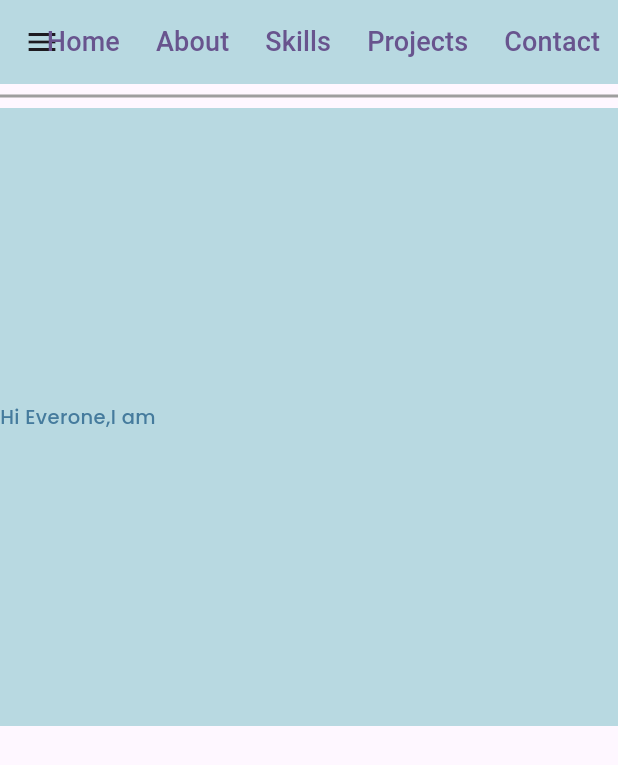
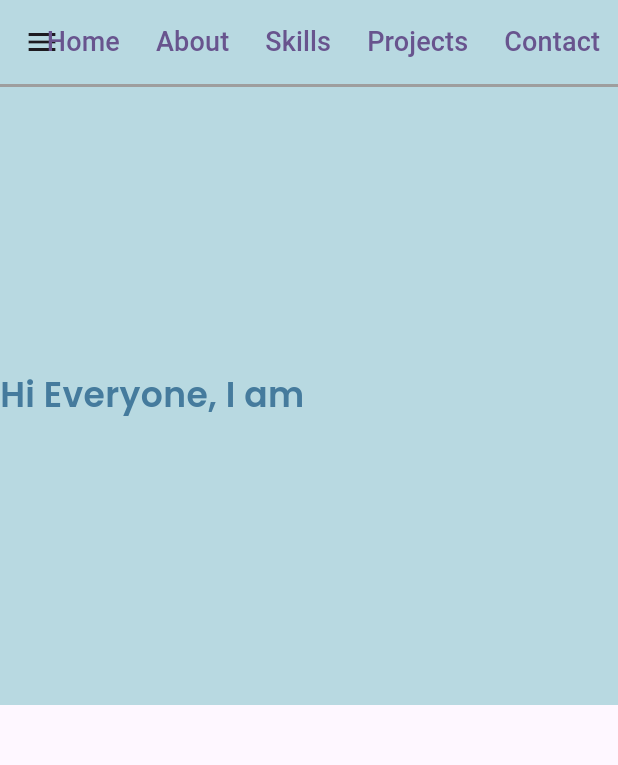
Before and after one commit to Areeba-ai05/Portfolio, a Flutter app: the DesktopView screen opened directly, on a phone screen of 412 x 824 dp. Shown: the top 765 px of the screen. Run offline on Flutter 3.47's test engine with Material 3 defaults, Android fonts, the phone set to English and light mode, and no system bars; our stand-ins replace google_fonts.

Commit message:
update code

```diff
--- a/lib/controller/widgets/firsttextwidget.dart
+++ b/lib/controller/widgets/firsttextwidget.dart
@@ -8,6 +8,6 @@ class NormalTextWidget extends StatelessWidget {
 
   @override
   Widget build(BuildContext context) {
-    return Text(text, style: GoogleFonts.poppins(fontSize: 13,fontWeight: FontWeight.w500,color:textColor),);
+    return Text(text, style: GoogleFonts.poppins(fontSize: 23,fontWeight: FontWeight.w600,color:textColor),);
   }
 }
--- a/lib/view/desktop-view/desktop-view.dart
+++ b/lib/view/desktop-view/desktop-view.dart
@@ -10,51 +10,55 @@ class DesktopView extends StatefulWidget {
 }
 
 class _DesktopViewState extends State<DesktopView> {
-
   @override
   Widget build(BuildContext context) {
-    double height=MediaQuery.of(context).size.height;
-    double width=MediaQuery.of(context).size.width;
+    double height = MediaQuery.of(context).size.height;
+    double width = MediaQuery.of(context).size.width;
+
     return Scaffold(
       drawer: Drawer(
         child: ListView(
           children: [
             UserAccountsDrawerHeader(
-              decoration: BoxDecoration(color: Colors.brown),//for chaning background color
+              decoration: BoxDecoration(color: Colors.brown), // Change background color
               currentAccountPicture: CircleAvatar(),
               accountName: Text('Areeba Iqbal'),
-              accountEmail: Text('areeba.seo05@gmail.com'),),
+              accountEmail: Text('areeba.seo05@gmail.com'),
+            ),
             ListTile(
-              onTap: (){
+              onTap: () {
                 Navigator.pop(context);
               },
               leading: Icon(Icons.home),
               title: Text('Home'),
             ),
             ListTile(
-              onTap: (){
+              onTap: () {
                 Navigator.pop(context);
-                Navigator.push(context, MaterialPageRoute(builder: (context)=>DesktopView()));// for page nav
+                Navigator.push(
+                  context,
+                  MaterialPageRoute(builder: (context) => DesktopView()),
+                ); // Page navigation
               },
               leading: Icon(Icons.settings),
               title: Text('About'),
             ),
             ListTile(
-              onTap: (){
+              onTap: () {
                 Navigator.pop(context);
               },
               leading: Icon(Icons.home),
               title: Text('Skills'),
             ),
             ListTile(
-              onTap: (){
+              onTap: () {
                 Navigator.pop(context);
               },
               leading: Icon(Icons.home),
               title: Text('Projects'),
             ),
             ListTile(
-              onTap: (){
+              onTap: () {
                 Navigator.pop(context);
               },
               leading: Icon(Icons.call),
@@ -65,36 +69,51 @@ class _DesktopViewState extends State<DesktopView> {
       ),
       appBar: AppBar(
         backgroundColor: AppColors.bacckgroundColor,
-        title: Text('software_sprinkles',style: TextStyle(fontSize: 30,fontWeight: FontWeight.w500),),
+        title: Text(
+          'software_sprinkles',
+          style: TextStyle(fontSize: 30, fontWeight: FontWeight.w500),
+        ),
         actions: [
-          TextButton(onPressed: () {}, child: Text('Home',style: TextStyle(fontSize: 18))),
-          TextButton(onPressed: () {}, child: Text('About',style: TextStyle(fontSize: 18))),
-          TextButton(onPressed: () {}, child: Text('Skills',style: TextStyle(fontSize: 18))),
-          TextButton(onPressed: () {}, child: Text('Projects',style: TextStyle(fontSize: 18))),
-          TextButton(onPressed: () {}, child: Text('Contact',style: TextStyle(fontSize: 18))),
+          TextButton(
+              onPressed: () {}, child: Text('Home', style: TextStyle(fontSize: 18))),
+          TextButton(
+              onPressed: () {}, child: Text('About', style: TextStyle(fontSize: 18))),
+          TextButton(
+              onPressed: () {}, child: Text('Skills', style: TextStyle(fontSize: 18))),
+          TextButton(
+              onPressed: () {}, child: Text('Projects', style: TextStyle(fontSize: 18))),
+          TextButton(
+              onPressed: () {}, child: Text('Contact', style: TextStyle(fontSize: 18))),
         ],
-      ),
-      body: Column(
-        children: [
-          Divider(
+        bottom: PreferredSize(
+          preferredSize: Size.fromHeight(2),
+          child: Divider(
             color: Colors.grey,
             thickness: 2,
+            height: 2,
           ),
+        ),
+      ),
+      body: SingleChildScrollView(
+        child: Column(
+          children: [
             Container(
-            height: height*0.5,
-           width: width*1.0,
+              height: height * 0.5,
+              width: width,
               decoration: BoxDecoration(
-                color:AppColors.bacckgroundColor
+                color: AppColors.bacckgroundColor,
               ),
               child: Row(
                 children: [
-                NormalTextWidget(text: 'Hi Everone,I am', textColor: AppColors.backgroundColor),
-
+                  NormalTextWidget(
+                    text: 'Hi Everyone, I am',
+                    textColor: AppColors.backgroundColor,
+                  ),
                 ],
               ),
-
-          )
+            ),
           ],
+        ),
       ),
     );
   }
```
Lines whose indentation alone changed are shown as unchanged.
